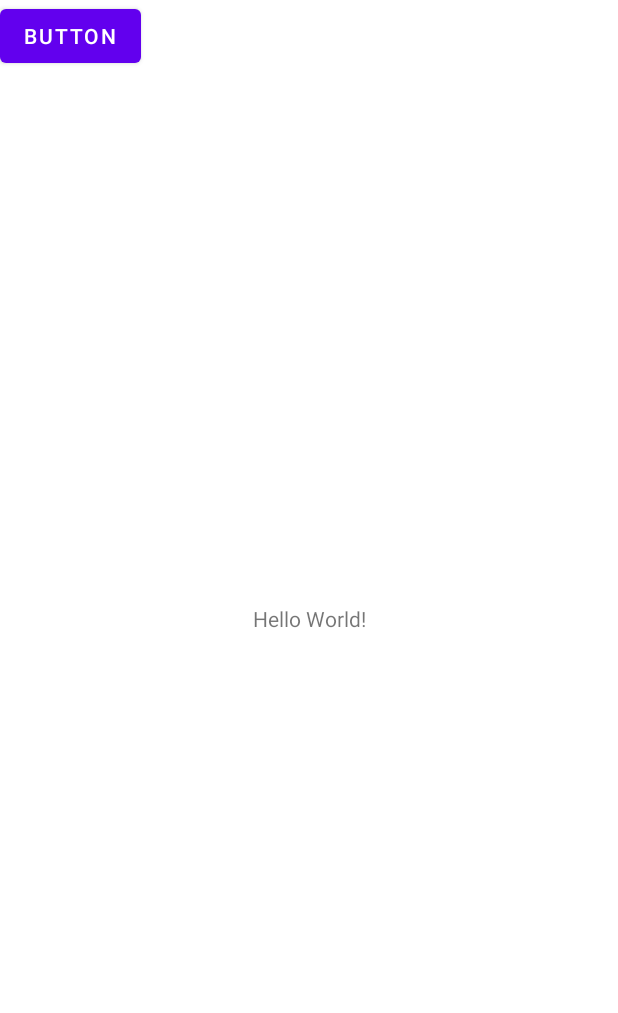
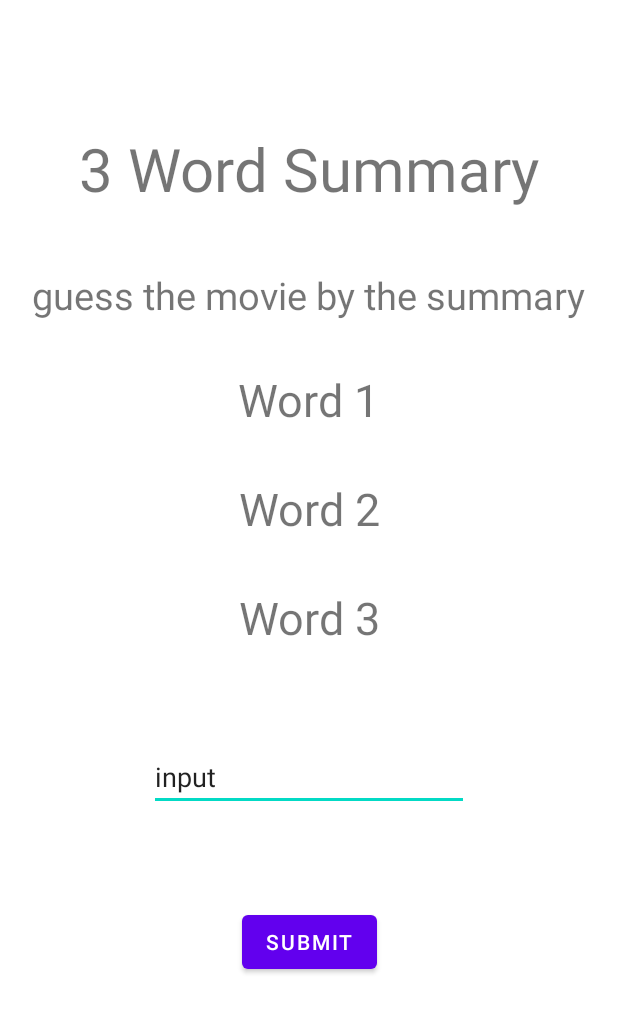
Before and after one commit to CS196Illinois/Group4-SP22, an Android app: the layout activity_main.xml on its own in the app's theme, with its tools: preview values and no code run, on a phone screen of 412 x 824 dp. Shown: the top 1013 px of the screen. Run offline under Robolectric (Android 15) with nearby library versions, the phone set to English and light mode, and no system bars.

Commit message:
Added part of the frontend. Just needs to be connected to the backend. Right now the only correct answer input is test.

```diff
--- a/Project/kotlin/app/src/main/java/com/example/project/MainActivity.kt
+++ b/Project/kotlin/app/src/main/java/com/example/project/MainActivity.kt
@@ -1,11 +1,42 @@
-package com.example.project
+package com.example.myapplication
 
 import androidx.appcompat.app.AppCompatActivity
 import android.os.Bundle
+import android.view.View.GONE
+import android.view.View.VISIBLE
+import android.widget.Button
+import android.widget.EditText
+import android.widget.TextView
+import com.example.project.R
 
 class MainActivity : AppCompatActivity() {
     override fun onCreate(savedInstanceState: Bundle?) {
         super.onCreate(savedInstanceState)
         setContentView(R.layout.activity_main)
+        var input = findViewById<EditText>(R.id.inputText)
+        var word1 = findViewById<TextView>(R.id.Word1)
+        var word2 = findViewById<TextView>(R.id.Word2)
+        var word3 = findViewById<TextView>(R.id.Word3)
+        var ans = "test"
+        val next =findViewById<Button>(R.id.NextBtn)
+        var btn = findViewById<Button>(R.id.submitBtn)
+        word1.setText("thing 1")
+        word2.setText("thing 2")
+        word3.setText("thing 3")
+        btn.setOnClickListener {
+            if (input.text.contains(ans)) {
+                word1.setText("correct")
+                word2.setText("correct")
+                word3.setText("correct")
+                next.setVisibility(VISIBLE)
+            }
+        }
+        next.setOnClickListener {
+            word1.setText("thing 1")
+            word2.setText("thing 2")
+            word3.setText("thing 3")
+            next.setVisibility(GONE)
+            input.setText("Input")
+        }
     }
 }
--- a/Project/kotlin/app/src/main/res/layout/activity_main.xml
+++ b/Project/kotlin/app/src/main/res/layout/activity_main.xml
@@ -7,21 +7,100 @@
     tools:context=".MainActivity">
 
     <TextView
-        android:id="@+id/textView"
+        android:id="@+id/title"
         android:layout_width="wrap_content"
         android:layout_height="wrap_content"
-        android:text="Hello World!"
+        android:layout_marginBottom="600dp"
+        android:textSize="40sp"
+        android:text="3 Word Summary"
         app:layout_constraintBottom_toBottomOf="parent"
         app:layout_constraintLeft_toLeftOf="parent"
         app:layout_constraintRight_toRightOf="parent"
         app:layout_constraintTop_toTopOf="parent" />
 
-    <Button
-        android:id="@+id/button"
+    <TextView
+        android:id="@+id/instructions"
         android:layout_width="wrap_content"
         android:layout_height="wrap_content"
-        android:text="Button"
-        tools:layout_editor_absoluteX="158dp"
-        tools:layout_editor_absoluteY="285dp" />
+        android:layout_marginTop="40dp"
+        android:textSize="25sp"
+        android:text="guess the movie by the summary"
+        app:layout_constraintEnd_toEndOf="parent"
+        app:layout_constraintHorizontal_bias="0.498"
+        app:layout_constraintStart_toStartOf="parent"
+        app:layout_constraintTop_toBottomOf="@+id/title" />
+
+    <TextView
+        android:id="@+id/Word1"
+        android:layout_width="wrap_content"
+        android:layout_height="wrap_content"
+        android:layout_marginTop="32dp"
+        android:textSize="30sp"
+        android:text="Word 1"
+        app:layout_constraintEnd_toEndOf="parent"
+        app:layout_constraintHorizontal_bias="0.498"
+        app:layout_constraintStart_toStartOf="parent"
+        app:layout_constraintTop_toBottomOf="@+id/instructions" />
+
+    <TextView
+        android:id="@+id/Word2"
+        android:layout_width="wrap_content"
+        android:layout_height="wrap_content"
+        android:layout_marginTop="32dp"
+        android:textSize="30sp"
+        android:text="Word 2"
+        app:layout_constraintEnd_toEndOf="parent"
+        app:layout_constraintHorizontal_bias="0.501"
+        app:layout_constraintStart_toStartOf="parent"
+        app:layout_constraintTop_toBottomOf="@+id/Word1" />
+
+    <TextView
+        android:id="@+id/Word3"
+        android:layout_width="wrap_content"
+        android:layout_height="wrap_content"
+        android:layout_marginTop="32dp"
+        android:textSize="30sp"
+        android:text="Word 3"
+        app:layout_constraintEnd_toEndOf="parent"
+        app:layout_constraintHorizontal_bias="0.501"
+        app:layout_constraintStart_toStartOf="parent"
+        app:layout_constraintTop_toBottomOf="@+id/Word2" />
+
+    <Button
+        android:id="@+id/submitBtn"
+        android:layout_width="wrap_content"
+        android:layout_height="wrap_content"
+        android:text="Submit"
+        app:layout_constraintBottom_toBottomOf="parent"
+        app:layout_constraintEnd_toEndOf="parent"
+        app:layout_constraintStart_toStartOf="parent"
+        app:layout_constraintTop_toBottomOf="@+id/Word3" />
+
+    <EditText
+        android:id="@+id/inputText"
+        android:layout_width="wrap_content"
+        android:layout_height="wrap_content"
+        android:ems="10"
+        android:inputType="textPersonName"
+        android:text="input"
+        app:layout_constraintBottom_toTopOf="@+id/submitBtn"
+        app:layout_constraintEnd_toEndOf="parent"
+        app:layout_constraintStart_toStartOf="parent"
+        app:layout_constraintTop_toBottomOf="@+id/Word3"
+        tools:ignore="TouchTargetSizeCheck" />
+
+    <Button
+        android:id="@+id/NextBtn"
+        android:layout_width="wrap_content"
+        android:layout_height="wrap_content"
+        android:text="Next"
+        android:visibility="gone"
+        app:layout_constraintBottom_toBottomOf="parent"
+        app:layout_constraintEnd_toEndOf="parent"
+        app:layout_constraintHorizontal_bias="0.504"
+        app:layout_constraintStart_toStartOf="parent"
+        app:layout_constraintTop_toBottomOf="@+id/submitBtn"
+        app:layout_constraintVertical_bias="0.352"
+        tools:visibility="gone" />
 
 </androidx.constraintlayout.widget.ConstraintLayout>
```
Also changed, not shown: Project/kotlin/gradle/wrapper/gradle-wrapper.properties.
